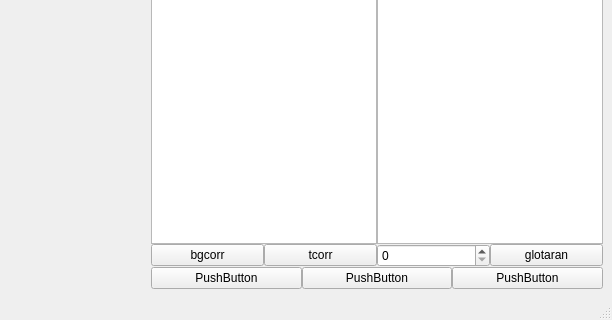
First picture: the form in ta_analyzer.ui, repository Alchemist-Aloha/TA_Analyzer, before the edit; both pictures show x 535 to 1147 and y 421 to 741 of the 1147 by 741 pixel window.
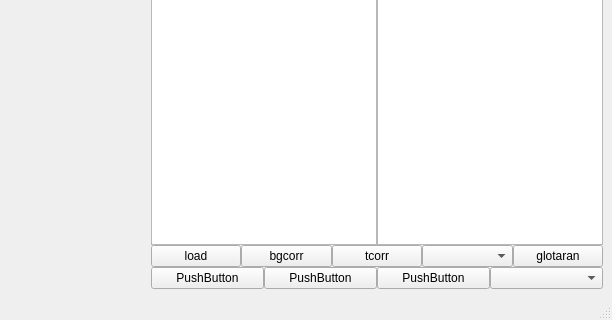
Second picture: the form after the edit.

```diff
--- a/ta_analyzer.ui
+++ b/ta_analyzer.ui
@@ -100,6 +100,13 @@
         </item>
         <item>
          <layout class="QHBoxLayout" name="horizontalLayout_button1">
+          <item>
+           <widget class="QPushButton" name="button_load">
+            <property name="text">
+             <string>load</string>
+            </property>
+           </widget>
+          </item>
           <item>
            <widget class="QPushButton" name="button_bgcorr">
             <property name="text">
@@ -115,7 +122,7 @@
            </widget>
           </item>
           <item>
-           <widget class="QSpinBox" name="mat_selector"/>
+           <widget class="QComboBox" name="mat_selector"/>
           </item>
           <item>
            <widget class="QPushButton" name="button_glotaran">
@@ -149,6 +156,9 @@
             </property>
            </widget>
           </item>
+          <item>
+           <widget class="QComboBox" name="trace_selector"/>
+          </item>
          </layout>
         </item>
        </layout>
```
Left out of the diff: 6 changed lines with no effect on the pictures.
